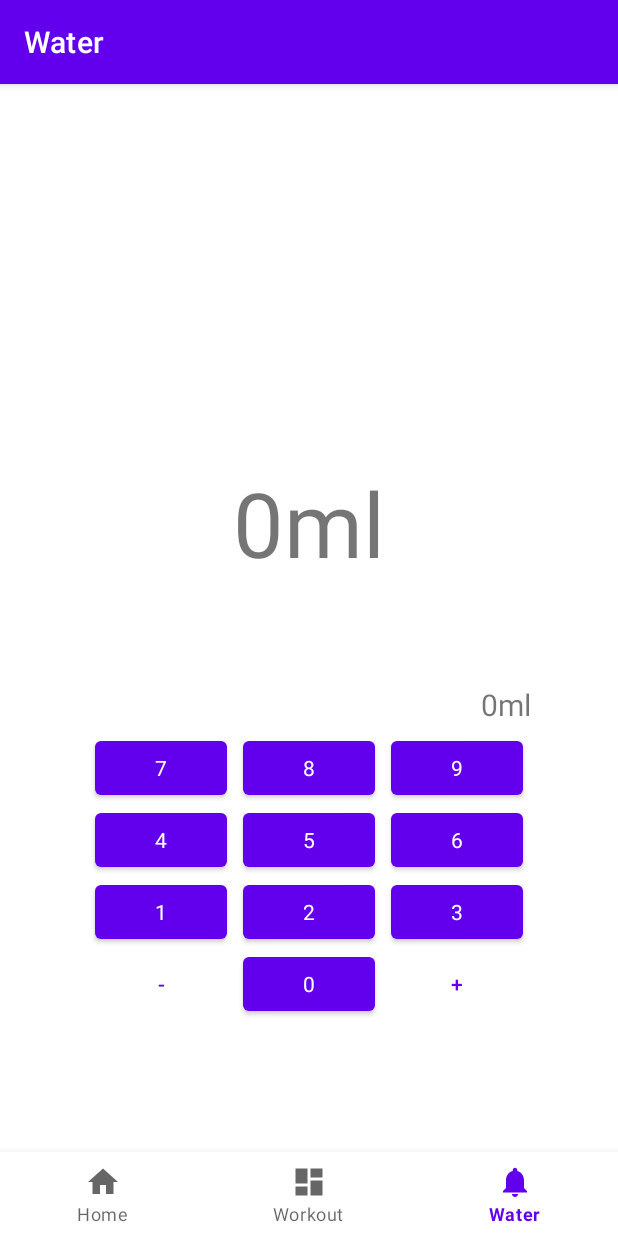
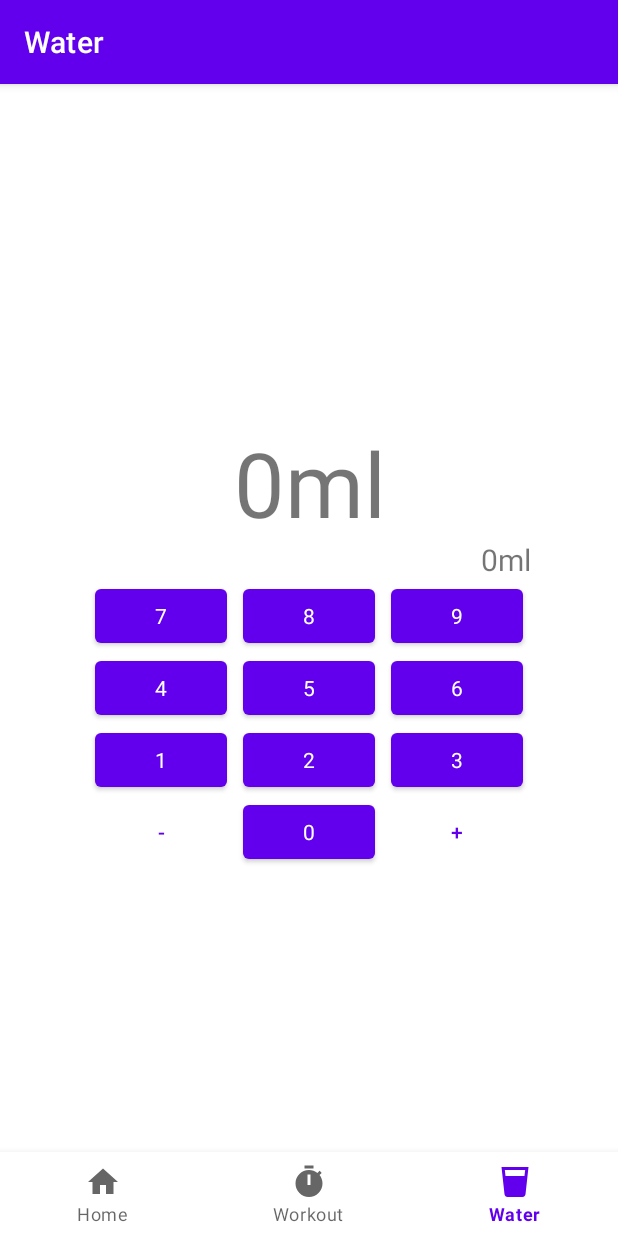
Before and after one commit to kaoala7577/BTEC-HabitTracker, an Android app: the WaterFragment screen opened through its navigation route, on a phone screen of 412 x 824 dp. Run offline under Robolectric (Android 15) with nearby library versions, the phone set to English and light mode, and no system bars; our stand-ins replace navigation-ui.

Commit message:
Various UI, readability, and performance optimisations Updated menu icons from default Updated water UI to be in line with workout's Fixed UI spacing on higher font scaling Compacted button listener assignment code Changed timer from milliseconds to centiseconds to improve performance by reducing update calls Prevent adding to workout count if timer is at 0

```diff
--- a/app/src/main/java/dev/kaoala/habittracker/ui/water/WaterFragment.java
+++ b/app/src/main/java/dev/kaoala/habittracker/ui/water/WaterFragment.java
@@ -4,10 +4,12 @@ import android.os.Bundle;
 import android.view.LayoutInflater;
 import android.view.View;
 import android.view.ViewGroup;
+import android.widget.Button;
 
 import androidx.annotation.NonNull;
 import androidx.fragment.app.Fragment;
 
+import java.util.Arrays;
 import java.util.Locale;
 
 import dev.kaoala.habittracker.R;
@@ -22,18 +24,14 @@ public class WaterFragment extends Fragment implements View.OnClickListener {
                              ViewGroup container, Bundle savedInstanceState) {
         binding = FragmentWaterBinding.inflate(inflater, container, false);
         View root = binding.getRoot();
-        binding.button0.setOnClickListener(this);
-        binding.button1.setOnClickListener(this);
-        binding.button2.setOnClickListener(this);
-        binding.button3.setOnClickListener(this);
-        binding.button4.setOnClickListener(this);
-        binding.button5.setOnClickListener(this);
-        binding.button6.setOnClickListener(this);
-        binding.button7.setOnClickListener(this);
-        binding.button8.setOnClickListener(this);
-        binding.button9.setOnClickListener(this);
-        binding.buttonPlus.setOnClickListener(this);
-        binding.buttonMinus.setOnClickListener(this);
+
+        for (Button button : Arrays.asList(
+                binding.button7, binding.button8, binding.button9,
+                binding.button4, binding.button5, binding.button6,
+                binding.button1, binding.button2, binding.button3,
+                binding.buttonPlus, binding.button0, binding.buttonMinus)) {
+            button.setOnClickListener(this);
+        }
         return root;
     }
 
--- a/app/src/main/res/drawable/ic_notifications_black_24dp.xml
+++ /dev/null
@@ -1,9 +0,0 @@
-<vector xmlns:android="http://schemas.android.com/apk/res/android"
-    android:width="24dp"
-    android:height="24dp"
-    android:viewportWidth="24.0"
-    android:viewportHeight="24.0">
-    <path
-        android:fillColor="#FF000000"
-        android:pathData="M12,22c1.1,0 2,-0.9 2,-2h-4c0,1.1 0.89,2 2,2zM18,16v-5c0,-3.07 -1.64,-5.64 -4.5,-6.32L13.5,4c0,-0.83 -0.67,-1.5 -1.5,-1.5s-1.5,0.67 -1.5,1.5v0.68C7.63,5.36 6,7.92 6,11v5l-2,2v1h16v-1l-2,-2z" />
-</vector>
--- a/app/src/main/res/drawable/ic_workout_black_24dp.xml
+++ /dev/null
@@ -1,9 +0,0 @@
-<vector xmlns:android="http://schemas.android.com/apk/res/android"
-    android:width="24dp"
-    android:height="24dp"
-    android:viewportWidth="24.0"
-    android:viewportHeight="24.0">
-    <path
-        android:fillColor="#FF000000"
-        android:pathData="M3,13h8L11,3L3,3v10zM3,21h8v-6L3,15v6zM13,21h8L21,11h-8v10zM13,3v6h8L21,3h-8z" />
-</vector>
--- /dev/null
+++ b/app/src/main/res/drawable/water_icon.xml
@@ -0,0 +1,4 @@
+<!--  drawable/cup.xml  -->
+<vector xmlns:android="http://schemas.android.com/apk/res/android" android:height="24dp" android:width="24dp" android:viewportWidth="24" android:viewportHeight="24">
+    <path android:fillColor="#000000" android:pathData="M18.32,8H5.67L5.23,4H18.77M3,2L5,20.23C5.13,21.23 5.97,22 7,22H17C18,22 18.87,21.23 19,20.23L21,2H3Z"/>
+</vector>
--- /dev/null
+++ b/app/src/main/res/drawable/workout_icon.xml
@@ -0,0 +1,4 @@
+<!--  drawable/timer.xml  -->
+<vector xmlns:android="http://schemas.android.com/apk/res/android" android:height="24dp" android:width="24dp" android:viewportWidth="24" android:viewportHeight="24">
+    <path android:fillColor="#000000" android:pathData="M19.03 7.39L20.45 5.97C20 5.46 19.55 5 19.04 4.56L17.62 6C16.07 4.74 14.12 4 12 4C7.03 4 3 8.03 3 13S7.03 22 12 22C17 22 21 17.97 21 13C21 10.88 20.26 8.93 19.03 7.39M13 14H11V7H13V14M15 1H9V3H15V1Z"/>
+</vector>
--- a/app/src/main/res/layout/fragment_water.xml
+++ b/app/src/main/res/layout/fragment_water.xml
@@ -9,25 +9,32 @@
     <TextView
         android:id="@+id/water_total"
         android:layout_width="wrap_content"
-        android:layout_height="0dp"
-        android:layout_marginTop="196dp"
+        android:layout_height="wrap_content"
+        android:layout_marginStart="188dp"
+        android:layout_marginTop="32dp"
+        android:layout_marginEnd="188dp"
+        android:layout_marginBottom="388dp"
         android:text="@string/water_default"
         android:textSize="60sp"
+        app:layout_constraintBottom_toBottomOf="parent"
         app:layout_constraintEnd_toEndOf="parent"
+        app:layout_constraintHorizontal_bias="0.497"
         app:layout_constraintStart_toStartOf="parent"
-        app:layout_constraintTop_toTopOf="parent" />
+        app:layout_constraintTop_toTopOf="parent"
+        app:layout_constraintVertical_bias="0.649"/>
 
     <TableLayout
-        android:id="@+id/tableLayout2"
+        android:id="@+id/tableLayout"
         android:layout_width="wrap_content"
         android:layout_height="wrap_content"
         android:layout_marginStart="35dp"
-        android:layout_marginTop="180dp"
         android:layout_marginEnd="35dp"
         android:gravity="center"
+        app:layout_constraintBottom_toBottomOf="parent"
         app:layout_constraintEnd_toEndOf="parent"
         app:layout_constraintStart_toStartOf="parent"
-        app:layout_constraintTop_toTopOf="@+id/water_total">
+        app:layout_constraintTop_toTopOf="@+id/water_total"
+        app:layout_constraintVertical_bias="0.3">
 
         <TableRow
             android:layout_width="match_parent"
@@ -141,6 +148,7 @@
                 android:layout_height="wrap_content"
                 android:layout_marginLeft="5dp"
                 android:layout_marginRight="5dp"
+                android:contentDescription="@string/button_minus_full"
                 android:text="@string/button_minus" />
 
             <Button
@@ -159,6 +167,7 @@
                 android:layout_height="wrap_content"
                 android:layout_marginLeft="5dp"
                 android:layout_marginRight="5dp"
+                android:contentDescription="@string/button_plus_full"
                 android:text="@string/button_plus" />
         </TableRow>
     </TableLayout>
@@ -167,9 +176,8 @@
         android:id="@+id/water_input"
         android:layout_width="wrap_content"
         android:layout_height="wrap_content"
-        android:layout_marginTop="-32dp"
         android:text="@string/water_default"
         android:textSize="20sp"
-        app:layout_constraintEnd_toEndOf="@+id/tableLayout2"
-        app:layout_constraintTop_toTopOf="@+id/tableLayout2" />
+        app:layout_constraintBottom_toTopOf="@+id/tableLayout"
+        app:layout_constraintEnd_toEndOf="@+id/tableLayout" />
 </androidx.constraintlayout.widget.ConstraintLayout>
--- a/app/src/main/res/menu/bottom_nav_menu.xml
+++ b/app/src/main/res/menu/bottom_nav_menu.xml
@@ -8,12 +8,12 @@
 
     <item
         android:id="@+id/navigation_workout"
-        android:icon="@drawable/ic_workout_black_24dp"
+        android:icon="@drawable/workout_icon"
         android:title="@string/title_workout" />
 
     <item
         android:id="@+id/navigation_water"
-        android:icon="@drawable/ic_notifications_black_24dp"
+        android:icon="@drawable/water_icon"
         android:title="@string/title_water" />
 
 </menu>
--- a/app/src/main/res/values/strings.xml
+++ b/app/src/main/res/values/strings.xml
@@ -7,7 +7,7 @@
     <string name="pause_button">Pause</string>
     <string name="stop_button">Stop</string>
     <string name="timer_default">00:00:00</string>
-    <string name="timer_milliseconds_default">000</string>
+    <string name="timer_centiseconds_default">00</string>
     <string name="save_button">Save workout</string>
     <string name="water_default">0ml</string>
     <string name="button1">1</string>
@@ -21,5 +21,7 @@
     <string name="button9">9</string>
     <string name="button0">0</string>
     <string name="button_plus">+</string>
+    <string name="button_plus_full">Plus</string>
     <string name="button_minus">-</string>
+    <string name="button_minus_full">Minus</string>
 </resources>
```
Also changed, not shown: app/src/main/java/dev/kaoala/habittracker/ui/workout/WorkoutFragment.java (+5 -4 lines), app/src/main/res/layout/fragment_workout.xml (+10 -15 lines).
